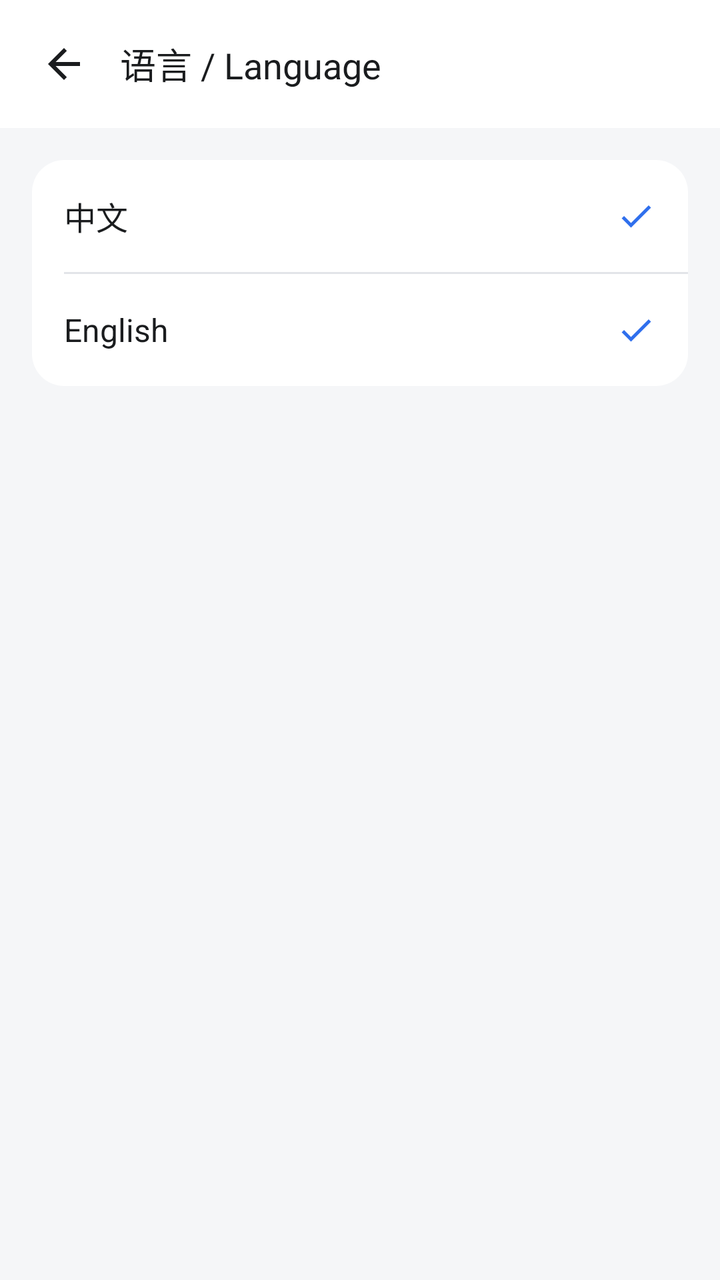
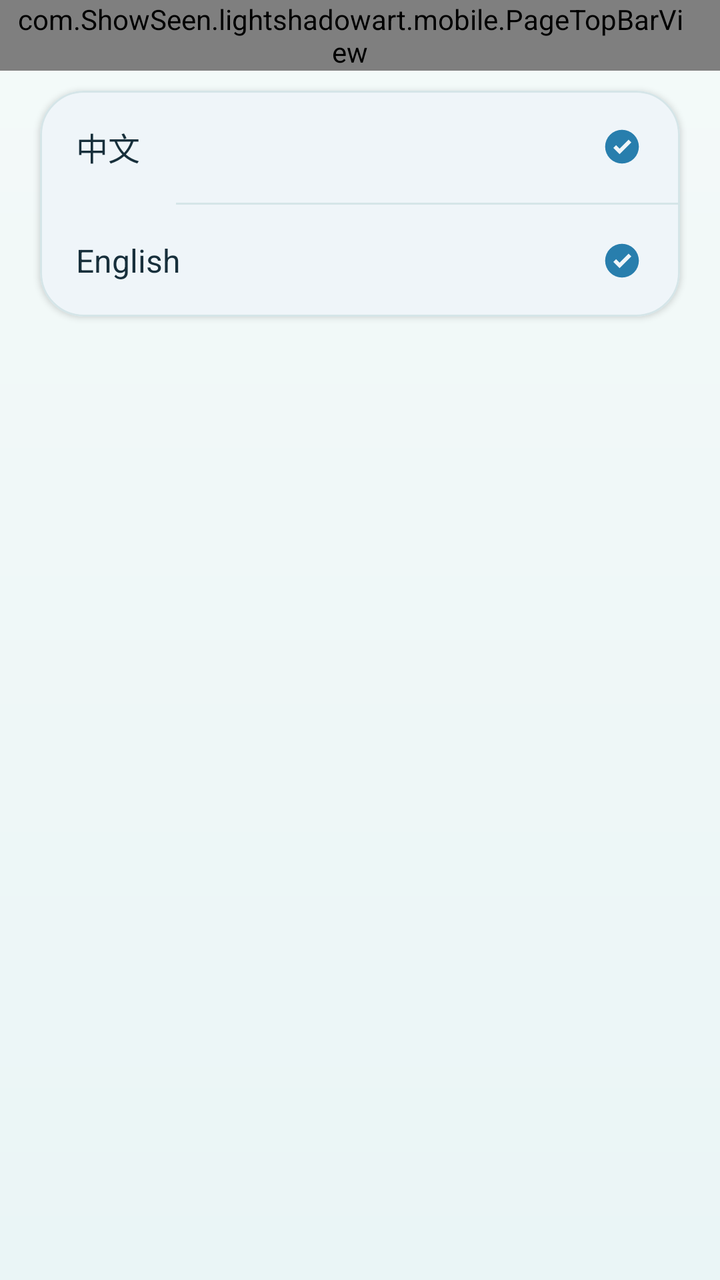

Before-and-after screenshots of an Android layout around one commit, followed by the original layout XML and the change that was made.
<!-- AndroidManifest.xml: application theme Theme.LightShadowArtPhone -->
<!-- res/layout/activity_language.xml -->
<?xml version="1.0" encoding="utf-8"?>
<LinearLayout xmlns:android="http://schemas.android.com/apk/res/android"
    android:layout_width="match_parent"
    android:layout_height="match_parent"
    android:background="@color/surface"
    android:orientation="vertical">

    <LinearLayout
        android:layout_width="match_parent"
        android:layout_height="wrap_content"
        android:background="@color/card"
        android:gravity="center_vertical"
        android:orientation="horizontal"
        android:paddingStart="12dp"
        android:paddingTop="12dp"
        android:paddingEnd="16dp"
        android:paddingBottom="12dp">

        <ImageButton
            android:id="@+id/btn_language_back"
            android:layout_width="40dp"
            android:layout_height="40dp"
            android:background="?attr/selectableItemBackgroundBorderless"
            android:contentDescription="@string/action_back"
            android:padding="8dp"
            android:scaleType="centerInside"
            android:src="@drawable/ic_arrow_back" />

        <TextView
            style="@style/Text.PageTitle"
            android:layout_width="wrap_content"
            android:layout_height="wrap_content"
            android:layout_marginStart="8dp"
            android:text="@string/settings_language" />
    </LinearLayout>

    <LinearLayout
        android:layout_width="match_parent"
        android:layout_height="wrap_content"
        android:layout_marginStart="16dp"
        android:layout_marginTop="16dp"
        android:layout_marginEnd="16dp"
        android:background="@drawable/bg_card"
        android:orientation="vertical">

        <LinearLayout
            android:id="@+id/row_language_zh"
            style="@style/Settings.Row.Clickable">

            <TextView
                style="@style/Text.RowTitle"
                android:layout_width="0dp"
                android:layout_height="wrap_content"
                android:layout_weight="1"
                android:text="@string/language_zh" />

            <ImageView
                android:id="@+id/iv_language_check_zh"
                android:layout_width="20dp"
                android:layout_height="20dp"
                android:contentDescription="@null"
                android:src="@drawable/ic_check" />
        </LinearLayout>

        <View
            android:layout_width="match_parent"
            android:layout_height="1dp"
            android:layout_marginStart="16dp"
            android:background="@color/divider" />

        <LinearLayout
            android:id="@+id/row_language_en"
            style="@style/Settings.Row.Clickable">

            <TextView
                style="@style/Text.RowTitle"
                android:layout_width="0dp"
                android:layout_height="wrap_content"
                android:layout_weight="1"
                android:text="@string/language_en" />

            <ImageView
                android:id="@+id/iv_language_check_en"
                android:layout_width="20dp"
                android:layout_height="20dp"
                android:contentDescription="@null"
                android:src="@drawable/ic_check" />
        </LinearLayout>
    </LinearLayout>
</LinearLayout>
<!-- resources referenced by this layout -->
<resources>
  <color name="card">#FFFFFF</color>
  <color name="divider">#E2E4E8</color>
  <color name="surface">#F5F6F8</color>
  <!-- drawable bg_card (drawable) -->
  <?xml version="1.0" encoding="utf-8"?>
  <shape xmlns:android="http://schemas.android.com/apk/res/android"
      android:shape="rectangle">
      <solid android:color="@color/card" />
      <corners android:radius="16dp" />
  </shape>
  <!-- drawable ic_arrow_back (drawable) -->
  <?xml version="1.0" encoding="utf-8"?>
  <vector xmlns:android="http://schemas.android.com/apk/res/android"
      android:width="24dp"
      android:height="24dp"
      android:viewportWidth="24"
      android:viewportHeight="24">
      <path
          android:fillColor="@color/text_primary"
          android:pathData="M20,11H7.83l5.59,-5.59L12,4l-8,8 8,8 1.41,-1.41L7.83,13H20v-2z" />
  </vector>
  <!-- drawable ic_check (drawable) -->
  <?xml version="1.0" encoding="utf-8"?>
  <vector xmlns:android="http://schemas.android.com/apk/res/android"
      android:width="24dp"
      android:height="24dp"
      android:viewportWidth="24"
      android:viewportHeight="24"
      android:tint="@color/primary">
      <path
          android:fillColor="#FFFFFFFF"
          android:pathData="M9,16.17L4.83,12l-1.42,1.41L9,19 21,7l-1.41,-1.41z" />
  </vector>
  <string name="action_back">返回</string>
  <string name="settings_language">语言 / Language</string>
  <style name="Text.PageTitle" parent="">
          <item name="android:textColor">@color/text_primary</item>
          <item name="android:textSize">18sp</item>
          <item name="android:textStyle">normal</item>
      </style>
  <style name="Text.RowTitle" parent="">
          <item name="android:textColor">@color/text_primary</item>
          <item name="android:textSize">16sp</item>
      </style>
  <style name="Theme.LightShadowArtPhone" parent="Theme.Material3.Light.NoActionBar">
          <item name="colorPrimary">@color/primary</item>
          <item name="colorOnPrimary">#FFFFFF</item>
          <item name="android:colorBackground">@color/surface</item>
          <item name="android:statusBarColor">@color/card</item>
      </style>
  <color name="text_primary">#1A1C1E</color>
  <color name="primary">#2F6FED</color>
  <style name="Settings.Row" parent="">
          <item name="android:layout_width">match_parent</item>
          <item name="android:layout_height">wrap_content</item>
          <item name="android:minHeight">56dp</item>
          <item name="android:orientation">horizontal</item>
          <item name="android:gravity">center_vertical</item>
          <item name="android:paddingStart">16dp</item>
          <item name="android:paddingEnd">16dp</item>
      </style>
  <!-- unchanged entries left out for length: 3 -->
</resources>

<!-- the commit's change to res/layout/activity_language.xml (unified diff, before → after) -->
@@ -1,90 +1,72 @@
 <?xml version="1.0" encoding="utf-8"?>
 <LinearLayout xmlns:android="http://schemas.android.com/apk/res/android"
+    xmlns:app="http://schemas.android.com/apk/res-auto"
     android:layout_width="match_parent"
     android:layout_height="match_parent"
-    android:background="@color/surface"
+    android:background="@drawable/bg_app_gradient"
     android:orientation="vertical">
 
-    <LinearLayout
+    <com.ShowSeen.lightshadowart.mobile.PageTopBarView
+        android:id="@+id/language_top_bar"
         android:layout_width="match_parent"
         android:layout_height="wrap_content"
-        android:background="@color/card"
-        android:gravity="center_vertical"
-        android:orientation="horizontal"
-        android:paddingStart="12dp"
-        android:paddingTop="12dp"
-        android:paddingEnd="16dp"
-        android:paddingBottom="12dp">
+        android:paddingStart="8dp"
+        android:paddingEnd="@dimen/card_padding" />
 
-        <ImageButton
-            android:id="@+id/btn_language_back"
-            android:layout_width="40dp"
-            android:layout_height="40dp"
-            android:background="?attr/selectableItemBackgroundBorderless"
-            android:contentDescription="@string/action_back"
-            android:padding="8dp"
-            android:scaleType="centerInside"
-            android:src="@drawable/ic_arrow_back" />
-
-        <TextView
-            style="@style/Text.PageTitle"
-            android:layout_width="wrap_content"
-            android:layout_height="wrap_content"
-            android:layout_marginStart="8dp"
-            android:text="@string/settings_language" />
-    </LinearLayout>
-
-    <LinearLayout
+    <com.google.android.material.card.MaterialCardView
+        style="@style/SurfaceCard"
         android:layout_width="match_parent"
         android:layout_height="wrap_content"
-        android:layout_marginStart="16dp"
-        android:layout_marginTop="16dp"
-        android:layout_marginEnd="16dp"
-        android:background="@drawable/bg_card"
-        android:orientation="vertical">
+        android:layout_marginStart="@dimen/page_horizontal_padding"
+        android:layout_marginTop="@dimen/item_gap"
+        android:layout_marginEnd="@dimen/page_horizontal_padding">
 
         <LinearLayout
-            android:id="@+id/row_language_zh"
-            style="@style/Settings.Row.Clickable">
+            android:layout_width="match_parent"
+            android:layout_height="wrap_content"
+            android:orientation="vertical">
 
-            <TextView
-                style="@style/Text.RowTitle"
-                android:layout_width="0dp"
-                android:layout_height="wrap_content"
-                android:layout_weight="1"
-                android:text="@string/language_zh" />
+            <LinearLayout
+                android:id="@+id/row_language_zh"
+                style="@style/Settings.Row.Clickable">
 
-            <ImageView
-                android:id="@+id/iv_language_check_zh"
-                android:layout_width="20dp"
-                android:layout_height="20dp"
-                android:contentDescription="@null"
-                android:src="@drawable/ic_check" />
+                <TextView
+                    style="@style/Text.RowTitle"
+                    android:layout_width="0dp"
+                    android:layout_height="wrap_content"
+                    android:layout_weight="1"
+                    android:text="@string/language_zh" />
+
+                <ImageView
+                    android:id="@+id/iv_language_check_zh"
+                    android:layout_width="22dp"
+                    android:layout_height="22dp"
+                    android:contentDescription="@null"
+                    android:src="@drawable/ic_check_circle"
+                    app:tint="@color/primary_blue" />
+            </LinearLayout>
+
+            <View style="@style/Settings.Divider" />
+
+            <LinearLayout
+                android:id="@+id/row_language_en"
+                style="@style/Settings.Row.Clickable">
+
+                <TextView
+                    style="@style/Text.RowTitle"
+                    android:layout_width="0dp"
+                    android:layout_height="wrap_content"
+                    android:layout_weight="1"
+                    android:text="@string/language_en" />
+
+                <ImageView
+                    android:id="@+id/iv_language_check_en"
+                    android:layout_width="22dp"
+                    android:layout_height="22dp"
+                    android:contentDescription="@null"
+                    android:src="@drawable/ic_check_circle"
+                    app:tint="@color/primary_blue" />
+            </LinearLayout>
         </LinearLayout>
-
-        <View
-            android:layout_width="match_parent"
-            android:layout_height="1dp"
-            android:layout_marginStart="16dp"
-            android:background="@color/divider" />
-
-        <LinearLayout
-            android:id="@+id/row_language_en"
-            style="@style/Settings.Row.Clickable">
-
-            <TextView
-                style="@style/Text.RowTitle"
-                android:layout_width="0dp"
-                android:layout_height="wrap_content"
-                android:layout_weight="1"
-                android:text="@string/language_en" />
-
-            <ImageView
-                android:id="@+id/iv_language_check_en"
-                android:layout_width="20dp"
-                android:layout_height="20dp"
-                android:contentDescription="@null"
-                android:src="@drawable/ic_check" />
-        </LinearLayout>
-    </LinearLayout>
+    </com.google.android.material.card.MaterialCardView>
 </LinearLayout>
<!-- resource entries referenced after the edit -->
@@ -1,16 +1,20 @@
 <!-- resources referenced by this layout -->
 <resources>
-  <color name="card">#FFFFFF</color>
-  <color name="divider">#E2E4E8</color>
-  <color name="surface">#F5F6F8</color>
-  <!-- drawable bg_card (drawable) -->
+  <color name="primary_blue">#287EAD</color>
+  <dimen name="card_padding">18dp</dimen>
+  <dimen name="item_gap">10dp</dimen>
+  <dimen name="page_horizontal_padding">20dp</dimen>
+  <!-- drawable bg_app_gradient (drawable) -->
   <?xml version="1.0" encoding="utf-8"?>
   <shape xmlns:android="http://schemas.android.com/apk/res/android"
       android:shape="rectangle">
-      <solid android:color="@color/card" />
-      <corners android:radius="16dp" />
+      <gradient
+          android:angle="270"
+          android:endColor="@color/app_bg"
+          android:startColor="@color/app_bg_top"
+          android:type="linear" />
   </shape>
-  <!-- drawable ic_arrow_back (drawable) -->
+  <!-- drawable ic_check_circle (drawable) -->
   <?xml version="1.0" encoding="utf-8"?>
   <vector xmlns:android="http://schemas.android.com/apk/res/android"
       android:width="24dp"
@@ -19,48 +23,72 @@
       android:viewportHeight="24">
       <path
           android:fillColor="@color/text_primary"
-          android:pathData="M20,11H7.83l5.59,-5.59L12,4l-8,8 8,8 1.41,-1.41L7.83,13H20v-2z" />
+          android:pathData="M12 2.8A9.2 9.2 0 1 0 12 21.2 9.2 9.2 0 0 0 12 2.8zm-1.3 13.3-3.4-3.4 1.5-1.5 1.9 1.9 4.9-4.9 1.5 1.5z" />
   </vector>
-  <!-- drawable ic_check (drawable) -->
-  <?xml version="1.0" encoding="utf-8"?>
-  <vector xmlns:android="http://schemas.android.com/apk/res/android"
-      android:width="24dp"
-      android:height="24dp"
-      android:viewportWidth="24"
-      android:viewportHeight="24"
-      android:tint="@color/primary">
-      <path
-          android:fillColor="#FFFFFFFF"
-          android:pathData="M9,16.17L4.83,12l-1.42,1.41L9,19 21,7l-1.41,-1.41z" />
-  </vector>
-  <string name="action_back">返回</string>
-  <string name="settings_language">语言 / Language</string>
-  <style name="Text.PageTitle" parent="">
-          <item name="android:textColor">@color/text_primary</item>
-          <item name="android:textSize">18sp</item>
-          <item name="android:textStyle">normal</item>
+  <style name="Settings.Divider" parent="">
+          <item name="android:layout_width">match_parent</item>
+          <item name="android:layout_height">@dimen/divider_width</item>
+          <item name="android:layout_marginStart">68dp</item>
+          <item name="android:background">@color/divider_stroke</item>
+      </style>
+  <style name="SurfaceCard" parent="Widget.Material3.CardView.Elevated">
+          <item name="cardBackgroundColor">@color/card_bg</item>
+          <item name="cardCornerRadius">@dimen/corner_large</item>
+          <item name="cardElevation">@dimen/card_elevation</item>
+          <item name="strokeColor">@color/divider_stroke</item>
+          <item name="strokeWidth">@dimen/divider_width</item>
       </style>
   <style name="Text.RowTitle" parent="">
           <item name="android:textColor">@color/text_primary</item>
-          <item name="android:textSize">16sp</item>
+          <item name="android:textSize">@dimen/text_row_title</item>
       </style>
   <style name="Theme.LightShadowArtPhone" parent="Theme.Material3.Light.NoActionBar">
-          <item name="colorPrimary">@color/primary</item>
-          <item name="colorOnPrimary">#FFFFFF</item>
-          <item name="android:colorBackground">@color/surface</item>
-          <item name="android:statusBarColor">@color/card</item>
+          <item name="colorPrimary">@color/primary_blue</item>
+          <item name="colorOnPrimary">@color/on_primary</item>
+          <item name="colorPrimaryContainer">@color/accent_sky</item>
+          <item name="colorOnPrimaryContainer">@color/text_primary</item>
+          <item name="colorSecondary">@color/accent_teal</item>
+          <item name="colorOnSecondary">@color/on_primary</item>
+          <item name="colorSurface">@color/card_bg</item>
+          <item name="colorOnSurface">@color/text_primary</item>
+          <item name="colorSurfaceVariant">@color/card_tint</item>
+          <item name="colorOnSurfaceVariant">@color/text_secondary</item>
+          <item name="colorOutline">@color/divider_stroke</item>
+          <item name="colorError">@color/status_destructive</item>
+          <item name="colorOnError">@color/on_primary</item>
+          <item name="colorControlActivated">@color/primary_blue</item>
+          <item name="android:colorBackground">@color/app_bg</item>
+          <item name="android:textColorPrimary">@color/text_primary</item>
+          <item name="android:textColorSecondary">@color/text_secondary</item>
+          <item name="android:statusBarColor">@color/app_bg</item>
+          <item name="android:windowLightStatusBar">true</item>
+          <item name="android:navigationBarColor">@color/app_bg</item>
+          <item name="android:windowLightNavigationBar" tools:targetApi="o_mr1">true</item>
       </style>
-  <color name="text_primary">#1A1C1E</color>
-  <color name="primary">#2F6FED</color>
+  <color name="app_bg">#EAF5F6</color>
+  <color name="app_bg_top">#F4FAF9</color>
+  <color name="text_primary">#172F3B</color>
+  <dimen name="divider_width">1dp</dimen>
+  <color name="divider_stroke">#D5E5E8</color>
   <style name="Settings.Row" parent="">
           <item name="android:layout_width">match_parent</item>
           <item name="android:layout_height">wrap_content</item>
           <item name="android:minHeight">56dp</item>
           <item name="android:orientation">horizontal</item>
           <item name="android:gravity">center_vertical</item>
-          <item name="android:paddingStart">16dp</item>
-          <item name="android:paddingEnd">16dp</item>
+          <item name="android:paddingStart">@dimen/card_padding</item>
+          <item name="android:paddingEnd">@dimen/card_padding</item>
       </style>
+  <color name="card_bg">#FFFFFF</color>
+  <dimen name="corner_large">22dp</dimen>
+  <dimen name="card_elevation">2dp</dimen>
+  <dimen name="text_row_title">16sp</dimen>
+  <color name="on_primary">#FFFFFF</color>
+  <color name="accent_sky">#B8E0EA</color>
+  <color name="accent_teal">#64B8BD</color>
+  <color name="card_tint">#F7FBFA</color>
+  <color name="text_secondary">#526E79</color>
+  <color name="status_destructive">#C85C5C</color>
   <!-- unchanged entries left out for length: 3 -->
 </resources>
 
